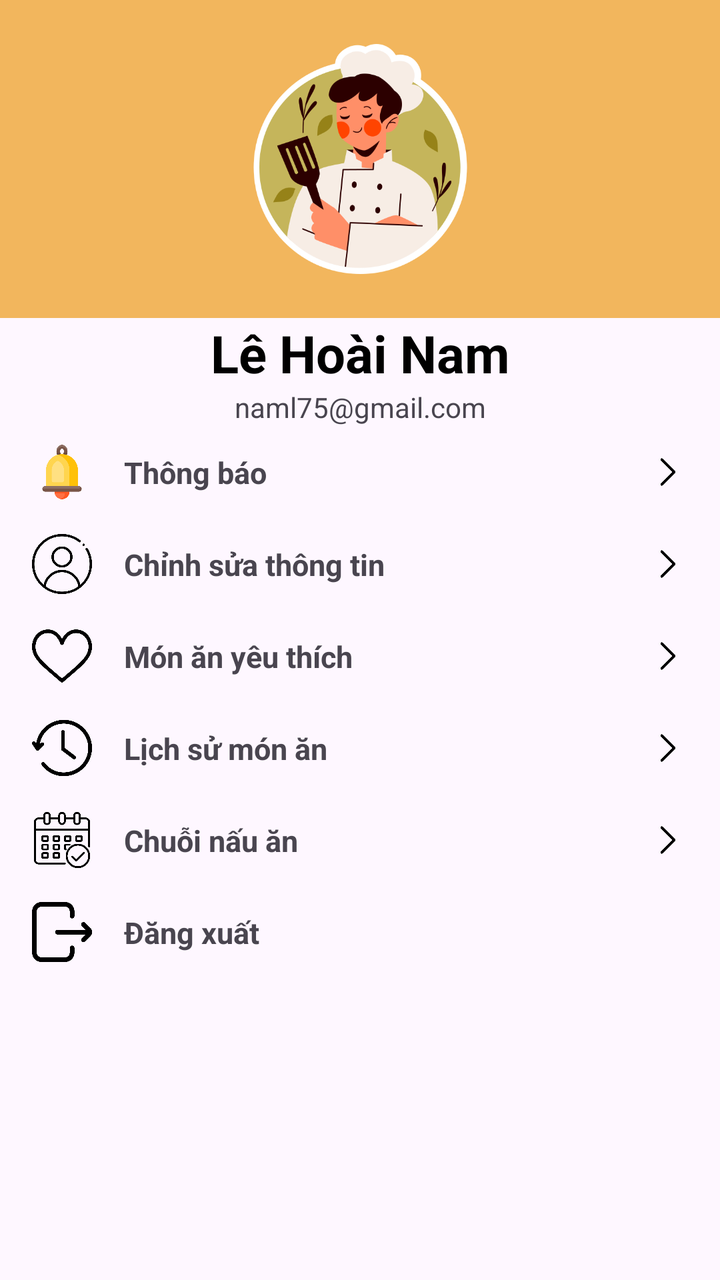
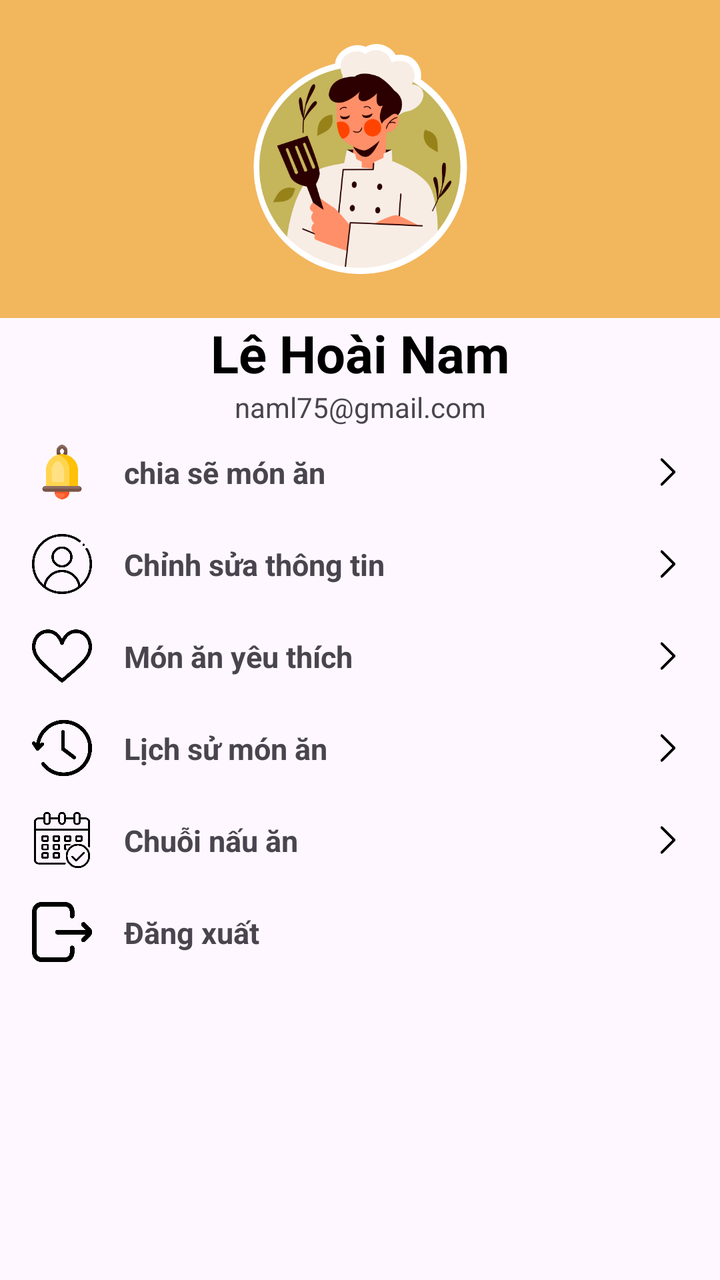

An Android layout rendered at two revisions. The XML below is the earlier revision; the diff shows what the commit changed to produce the second picture.
<!-- AndroidManifest.xml: application theme Theme.Angiday -->
<!-- res/layout/fragment_profile.xml -->
<?xml version="1.0" encoding="utf-8"?>
<androidx.constraintlayout.widget.ConstraintLayout xmlns:android="http://schemas.android.com/apk/res/android"
    xmlns:app="http://schemas.android.com/apk/res-auto"
    xmlns:tools="http://schemas.android.com/tools"
    android:id="@+id/main"
    android:layout_width="match_parent"
    android:layout_height="match_parent">

    <androidx.constraintlayout.widget.ConstraintLayout
        android:layout_width="match_parent"
        android:layout_height="match_parent">

        <ScrollView
            android:layout_width="match_parent"
            android:layout_height="match_parent"
            tools:layout_editor_absoluteX="0dp"
            tools:layout_editor_absoluteY="0dp">

            <LinearLayout
                android:layout_width="match_parent"
                android:layout_height="wrap_content"
                android:orientation="vertical">

                <androidx.constraintlayout.widget.ConstraintLayout
                    android:layout_width="match_parent"
                    android:layout_height="159dp"
                    android:background="#F2B65D">

                    <ImageView
                        android:id="@+id/imageView5"
                        android:layout_width="115dp"
                        android:layout_height="141dp"
                        app:layout_constraintBottom_toBottomOf="parent"
                        app:layout_constraintEnd_toEndOf="parent"
                        app:layout_constraintStart_toStartOf="parent"
                        app:layout_constraintTop_toTopOf="parent"
                        app:srcCompat="@drawable/chef" />

                </androidx.constraintlayout.widget.ConstraintLayout>

                <TextView
                    android:id="@+id/textView6"
                    android:layout_width="match_parent"
                    android:layout_height="wrap_content"
                    android:text="Lê Hoài Nam"
                    android:textAlignment="center"
                    android:textColor="@color/black"
                    android:textSize="26sp"
                    android:textStyle="bold"/>

                <TextView
                    android:id="@+id/textView9"
                    android:layout_width="match_parent"
                    android:layout_height="wrap_content"
                    android:text="naml75@gmail.com"
                    android:textAlignment="center" />

                
                <androidx.constraintlayout.widget.ConstraintLayout
                    android:id="@+id/rowNotice"
                    android:layout_width="match_parent"
                    android:layout_height="wrap_content"
                    android:layout_marginStart="@dimen/margin_top"
                    android:layout_marginTop="@dimen/padding_text"
                    android:layout_marginEnd="@dimen/margin_top"
                    android:layout_marginBottom="@dimen/padding_text">

                    <ImageView
                        android:id="@+id/ivNotice"
                        android:layout_width="30dp"
                        android:layout_height="30dp"
                        app:layout_constraintStart_toStartOf="parent"
                        app:layout_constraintTop_toTopOf="parent"
                        app:layout_constraintBottom_toBottomOf="parent"
                        app:srcCompat="@drawable/notices" />

                    <TextView
                        android:id="@+id/tvNotice"
                        android:layout_width="wrap_content"
                        android:layout_height="wrap_content"
                        android:layout_marginStart="16dp"
                        android:text="Thông báo"
                        android:textSize="15sp"
                        android:textStyle="bold"
                        app:layout_constraintStart_toEndOf="@id/ivNotice"
                        app:layout_constraintTop_toTopOf="@id/ivNotice"
                        app:layout_constraintBottom_toBottomOf="@id/ivNotice" />

                    <ImageView
                        android:id="@+id/ivChevronNotice"
                        android:layout_width="20dp"
                        android:layout_height="20dp"
                        app:layout_constraintEnd_toEndOf="parent"
                        app:layout_constraintTop_toTopOf="parent"
                        app:layout_constraintBottom_toBottomOf="parent"
                        app:srcCompat="@drawable/chevron" />
                </androidx.constraintlayout.widget.ConstraintLayout>

                
                <androidx.constraintlayout.widget.ConstraintLayout
                    android:id="@+id/rowEditProfile"
                    android:layout_width="match_parent"
                    android:layout_height="wrap_content"
                    android:layout_marginStart="@dimen/margin_top"
                    android:layout_marginTop="@dimen/padding_text"
                    android:layout_marginEnd="@dimen/margin_top"
                    android:layout_marginBottom="@dimen/padding_text">

                    <ImageView
                        android:id="@+id/ivEditProfile"
                        android:layout_width="30dp"
                        android:layout_height="30dp"
                        app:layout_constraintStart_toStartOf="parent"
                        app:layout_constraintTop_toTopOf="parent"
                        app:layout_constraintBottom_toBottomOf="parent"
                        app:srcCompat="@drawable/profile" />

                    <TextView
                        android:id="@+id/tvEditProfile"
                        android:layout_width="wrap_content"
                        android:layout_height="wrap_content"
                        android:layout_marginStart="16dp"
                        android:text="Chỉnh sửa thông tin"
                        android:textSize="15sp"
                        android:textStyle="bold"
                        app:layout_constraintStart_toEndOf="@id/ivEditProfile"
                        app:layout_constraintTop_toTopOf="@id/ivEditProfile"
                        app:layout_constraintBottom_toBottomOf="@id/ivEditProfile" />

                    <ImageView
                        android:id="@+id/ivChevronEditProfile"
                        android:layout_width="20dp"
                        android:layout_height="20dp"
                        app:layout_constraintEnd_toEndOf="parent"
                        app:layout_constraintTop_toTopOf="parent"
                        app:layout_constraintBottom_toBottomOf="parent"
                        app:srcCompat="@drawable/chevron" />
                </androidx.constraintlayout.widget.ConstraintLayout>

                
                <androidx.constraintlayout.widget.ConstraintLayout
                    android:id="@+id/rowFavorite"
                    android:layout_width="match_parent"
                    android:layout_height="wrap_content"
                    android:layout_marginStart="@dimen/margin_top"
                    android:layout_marginTop="@dimen/padding_text"
                    android:layout_marginEnd="@dimen/margin_top"
                    android:layout_marginBottom="@dimen/padding_text">

                    <ImageView
                        android:id="@+id/ivFavorite"
                        android:layout_width="30dp"
                        android:layout_height="30dp"
                        app:layout_constraintStart_toStartOf="parent"
                        app:layout_constraintTop_toTopOf="parent"
                        app:layout_constraintBottom_toBottomOf="parent"
                        app:srcCompat="@drawable/like" />

                    <TextView
                        android:id="@+id/tvFavorite"
                        android:layout_width="wrap_content"
                        android:layout_height="wrap_content"
                        android:layout_marginStart="16dp"
                        android:text="Món ăn yêu thích"
                        android:textSize="15sp"
                        android:textStyle="bold"
                        app:layout_constraintStart_toEndOf="@id/ivFavorite"
                        app:layout_constraintTop_toTopOf="@id/ivFavorite"
                        app:layout_constraintBottom_toBottomOf="@id/ivFavorite" />

                    <ImageView
                        android:id="@+id/ivChevronFavorite"
                        android:layout_width="20dp"
                        android:layout_height="20dp"
                        app:layout_constraintEnd_toEndOf="parent"
                        app:layout_constraintTop_toTopOf="parent"
                        app:layout_constraintBottom_toBottomOf="parent"
                        app:srcCompat="@drawable/chevron" />
                </androidx.constraintlayout.widget.ConstraintLayout>

                
                <androidx.constraintlayout.widget.ConstraintLayout
                    android:id="@+id/rowHistory"
                    android:layout_width="match_parent"
                    android:layout_height="wrap_content"
                    android:layout_marginStart="@dimen/margin_top"
                    android:layout_marginTop="@dimen/padding_text"
                    android:layout_marginEnd="@dimen/margin_top"
                    android:layout_marginBottom="@dimen/padding_text">

                    <ImageView
                        android:id="@+id/ivHistory"
                        android:layout_width="30dp"
                        android:layout_height="30dp"
                        app:layout_constraintStart_toStartOf="parent"
                        app:layout_constraintTop_toTopOf="parent"
                        app:layout_constraintBottom_toBottomOf="parent"
                        app:srcCompat="@drawable/history" />

                    <TextView
                        android:id="@+id/tvHistory"
                        android:layout_width="wrap_content"
                        android:layout_height="wrap_content"
                        android:layout_marginStart="16dp"
                        android:text="Lịch sử món ăn"
                        android:textSize="15sp"
                        android:textStyle="bold"
                        app:layout_constraintStart_toEndOf="@id/ivHistory"
                        app:layout_constraintTop_toTopOf="@id/ivHistory"
                        app:layout_constraintBottom_toBottomOf="@id/ivHistory" />

                    <ImageView
                        android:id="@+id/ivChevronHistory"
                        android:layout_width="20dp"
                        android:layout_height="20dp"
                        app:layout_constraintEnd_toEndOf="parent"
                        app:layout_constraintTop_toTopOf="parent"
                        app:layout_constraintBottom_toBottomOf="parent"
                        app:srcCompat="@drawable/chevron" />
                </androidx.constraintlayout.widget.ConstraintLayout>

                
                <androidx.constraintlayout.widget.ConstraintLayout
                    android:id="@+id/rowCooking"
                    android:layout_width="match_parent"
                    android:layout_height="wrap_content"
                    android:layout_marginStart="@dimen/margin_top"
                    android:layout_marginTop="@dimen/padding_text"
                    android:layout_marginEnd="@dimen/margin_top"
                    android:layout_marginBottom="@dimen/padding_text">

                    <ImageView
                        android:id="@+id/ivCooking"
                        android:layout_width="30dp"
                        android:layout_height="30dp"
                        app:layout_constraintStart_toStartOf="parent"
                        app:layout_constraintTop_toTopOf="parent"
                        app:layout_constraintBottom_toBottomOf="parent"
                        app:srcCompat="@drawable/calendar" />

                    <TextView
                        android:id="@+id/tvCooking"
                        android:layout_width="wrap_content"
                        android:layout_height="wrap_content"
                        android:layout_marginStart="16dp"
                        android:text="Chuỗi nấu ăn"
                        android:textSize="15sp"
                        android:textStyle="bold"
                        app:layout_constraintStart_toEndOf="@id/ivCooking"
                        app:layout_constraintTop_toTopOf="@id/ivCooking"
                        app:layout_constraintBottom_toBottomOf="@id/ivCooking" />

                    <ImageView
                        android:id="@+id/ivChevronCooking"
                        android:layout_width="20dp"
                        android:layout_height="20dp"
                        app:layout_constraintEnd_toEndOf="parent"
                        app:layout_constraintTop_toTopOf="parent"
                        app:layout_constraintBottom_toBottomOf="parent"
                        app:srcCompat="@drawable/chevron" />
                </androidx.constraintlayout.widget.ConstraintLayout>

                
                <androidx.constraintlayout.widget.ConstraintLayout
                    android:id="@+id/rowLogout"
                    android:layout_width="match_parent"
                    android:layout_height="wrap_content"
                    android:layout_marginStart="@dimen/margin_top"
                    android:layout_marginTop="@dimen/padding_text"
                    android:layout_marginEnd="@dimen/margin_top"
                    android:layout_marginBottom="@dimen/padding_text">

                    <ImageView
                        android:id="@+id/ivExit"
                        android:layout_width="30dp"
                        android:layout_height="30dp"
                        app:layout_constraintStart_toStartOf="parent"
                        app:layout_constraintTop_toTopOf="parent"
                        app:layout_constraintBottom_toBottomOf="parent"
                        app:srcCompat="@drawable/exit" />

                    <TextView
                        android:id="@+id/loginText"
                        android:layout_width="wrap_content"
                        android:layout_height="wrap_content"
                        android:layout_marginStart="16dp"
                        android:text="Đăng xuất"
                        android:textSize="15sp"
                        android:textStyle="bold"
                        app:layout_constraintStart_toEndOf="@id/ivExit"
                        app:layout_constraintTop_toTopOf="@id/ivExit"
                        app:layout_constraintBottom_toBottomOf="@id/ivExit" />
                </androidx.constraintlayout.widget.ConstraintLayout>

            </LinearLayout>
        </ScrollView>
    </androidx.constraintlayout.widget.ConstraintLayout>
</androidx.constraintlayout.widget.ConstraintLayout>
<!-- resources referenced by this layout -->
<resources>
  <color name="black">#000000</color>
  <dimen name="margin_top">16dp</dimen>
  <dimen name="padding_text">8dp</dimen>
  <!-- drawable calendar: png bitmap (drawable, 13970 bytes) -->
  <!-- drawable chef: png bitmap (drawable, 55461 bytes) -->
  <!-- drawable chevron: png bitmap (drawable, 2759 bytes) -->
  <!-- drawable exit: png bitmap (drawable, 9197 bytes) -->
  <!-- drawable history: png bitmap (drawable, 14436 bytes) -->
  <!-- drawable like: png bitmap (drawable, 18130 bytes) -->
  <!-- drawable notices: png bitmap (drawable, 14773 bytes) -->
  <!-- drawable profile: png bitmap (drawable, 20057 bytes) -->
  <style name="Theme.Angiday" parent="Base.Theme.Angiday" />
  <style name="Base.Theme.Angiday" parent="Theme.Material3.DayNight.NoActionBar">
          
          
      </style>
</resources>

<!-- the commit's change to res/layout/fragment_profile.xml (unified diff, before → after) -->
@@ -75,11 +75,11 @@
                         app:srcCompat="@drawable/notices" />
 
                     <TextView
-                        android:id="@+id/tvNotice"
-                        android:layout_width="wrap_content"
-                        android:layout_height="wrap_content"
-                        android:layout_marginStart="16dp"
-                        android:text="Thông báo"
+                        android:id="@+id/tvshare"
+                        android:layout_width="wrap_content"
+                        android:layout_height="wrap_content"
+                        android:layout_marginStart="16dp"
+                        android:text="chia sẽ món ăn"
                         android:textSize="15sp"
                         android:textStyle="bold"
                         app:layout_constraintStart_toEndOf="@id/ivNotice"
